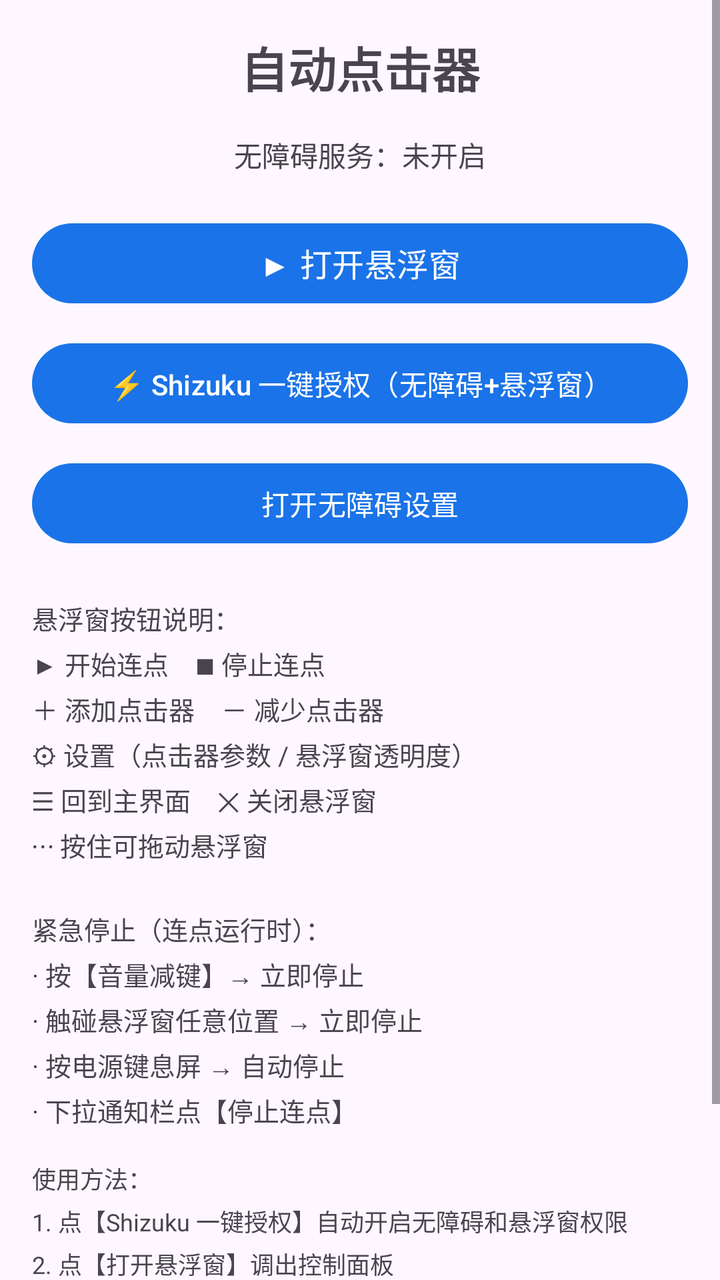
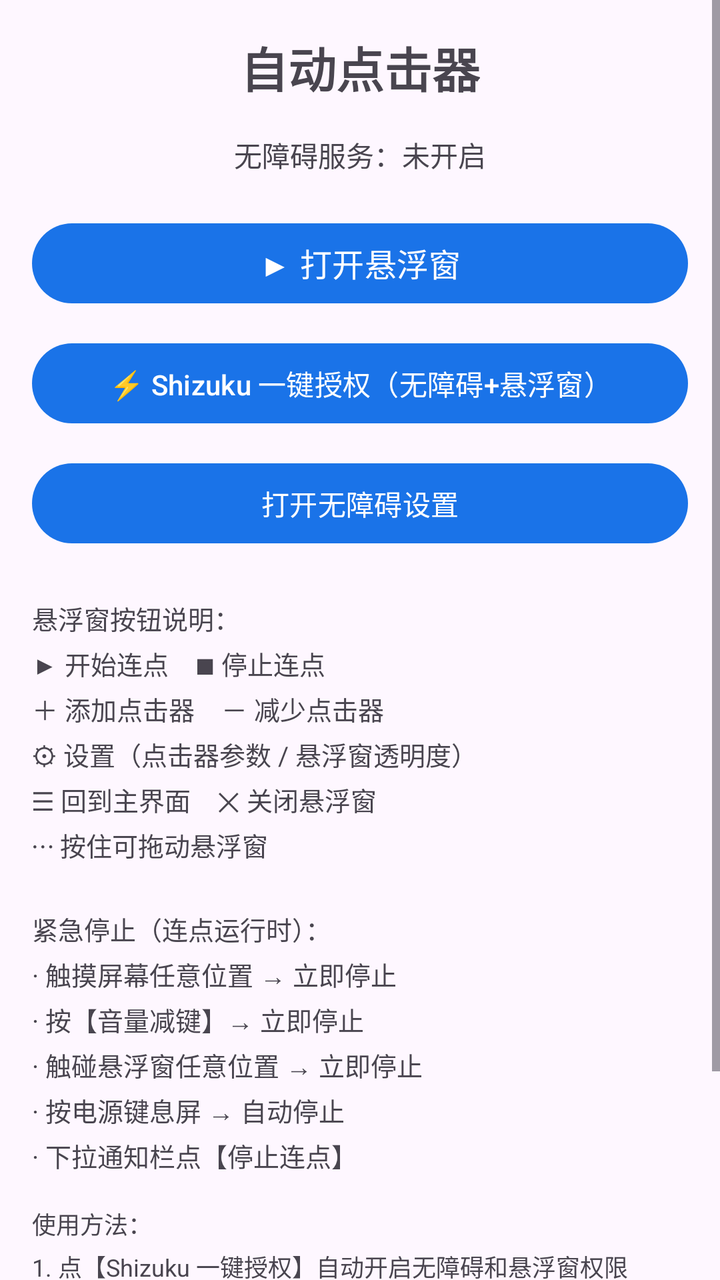

Screens rendered from an Android XML layout before and after an edit, with the pre-edit source and the edit as a unified diff.
<!-- AndroidManifest.xml: application theme Theme.AutoClicker -->
<!-- res/layout/activity_main.xml -->
<?xml version="1.0" encoding="utf-8"?>
<ScrollView xmlns:android="http://schemas.android.com/apk/res/android"
    android:layout_width="match_parent"
    android:layout_height="match_parent"
    android:fitsSystemWindows="true">

    <LinearLayout
        android:layout_width="match_parent"
        android:layout_height="wrap_content"
        android:orientation="vertical"
        android:padding="16dp"
        android:gravity="center">

        <TextView
            android:layout_width="wrap_content"
            android:layout_height="wrap_content"
            android:text="自动点击器"
            android:textSize="24sp"
            android:textStyle="bold"
            android:layout_marginBottom="16dp"/>

        <TextView
            android:id="@+id/status"
            android:layout_width="wrap_content"
            android:layout_height="wrap_content"
            android:text="无障碍服务：未开启"
            android:textSize="14sp"
            android:layout_marginBottom="20dp"/>

        <Button android:id="@+id/btn_run"
            android:layout_width="match_parent"
            android:layout_height="wrap_content"
            android:text="▶ 打开悬浮窗"
            android:textSize="16sp"
            android:layout_marginBottom="12dp"/>

        <Button android:id="@+id/btn_shizuku"
            android:layout_width="match_parent"
            android:layout_height="wrap_content"
            android:text="⚡ Shizuku 一键授权（无障碍+悬浮窗）"
            android:textSize="14sp"
            android:layout_marginBottom="12dp"/>

        <Button android:id="@+id/btn_open_acc"
            android:layout_width="match_parent"
            android:layout_height="wrap_content"
            android:text="打开无障碍设置"
            android:textSize="14sp"/>

        <TextView
            android:layout_width="match_parent"
            android:layout_height="wrap_content"
            android:text="悬浮窗按钮说明：&#10;▶ 开始连点    ■ 停止连点&#10;＋ 添加点击器    － 减少点击器&#10;⚙ 设置（点击器参数 / 悬浮窗透明度）&#10;☰ 回到主界面    ✕ 关闭悬浮窗&#10;⋯ 按住可拖动悬浮窗&#10;&#10;紧急停止（连点运行时）：&#10;· 按【音量减键】→ 立即停止&#10;· 触碰悬浮窗任意位置 → 立即停止&#10;· 按电源键息屏 → 自动停止&#10;· 下拉通知栏点【停止连点】"
            android:textSize="13sp"
            android:layout_marginTop="24dp"
            android:lineSpacingExtra="4dp"/>

        <TextView
            android:layout_width="match_parent"
            android:layout_height="wrap_content"
            android:text="使用方法：&#10;1. 点【Shizuku 一键授权】自动开启无障碍和悬浮窗权限&#10;2. 点【打开悬浮窗】调出控制面板&#10;3. 用 ＋ 添加点击器（显示为带编号的圆点）&#10;4. 把圆点拖到要点击的位置&#10;5. 点 ▶ 开始连点（运行时圆点不可拖动，点击会穿透到下方应用）"
            android:textSize="12sp"
            android:textColor="?android:attr/textColorSecondary"
            android:layout_marginTop="16dp"
            android:lineSpacingExtra="4dp"/>

    </LinearLayout>
</ScrollView>
<!-- resources referenced by this layout -->
<resources>
  <style name="Theme.AutoClicker" parent="Theme.Material3.DayNight">
          <item name="colorPrimary">@color/primary</item>
      </style>
  <color name="primary">#1a73e8</color>
</resources>

<!-- the commit's change to res/layout/activity_main.xml (unified diff, before → after) -->
@@ -50,7 +50,7 @@
         <TextView
             android:layout_width="match_parent"
             android:layout_height="wrap_content"
-            android:text="悬浮窗按钮说明：&#10;▶ 开始连点    ■ 停止连点&#10;＋ 添加点击器    － 减少点击器&#10;⚙ 设置（点击器参数 / 悬浮窗透明度）&#10;☰ 回到主界面    ✕ 关闭悬浮窗&#10;⋯ 按住可拖动悬浮窗&#10;&#10;紧急停止（连点运行时）：&#10;· 按【音量减键】→ 立即停止&#10;· 触碰悬浮窗任意位置 → 立即停止&#10;· 按电源键息屏 → 自动停止&#10;· 下拉通知栏点【停止连点】"
+            android:text="悬浮窗按钮说明：&#10;▶ 开始连点    ■ 停止连点&#10;＋ 添加点击器    － 减少点击器&#10;⚙ 设置（点击器参数 / 悬浮窗透明度）&#10;☰ 回到主界面    ✕ 关闭悬浮窗&#10;⋯ 按住可拖动悬浮窗&#10;&#10;紧急停止（连点运行时）：&#10;· 触摸屏幕任意位置 → 立即停止&#10;· 按【音量减键】→ 立即停止&#10;· 触碰悬浮窗任意位置 → 立即停止&#10;· 按电源键息屏 → 自动停止&#10;· 下拉通知栏点【停止连点】"
             android:textSize="13sp"
             android:layout_marginTop="24dp"
             android:lineSpacingExtra="4dp"/>
